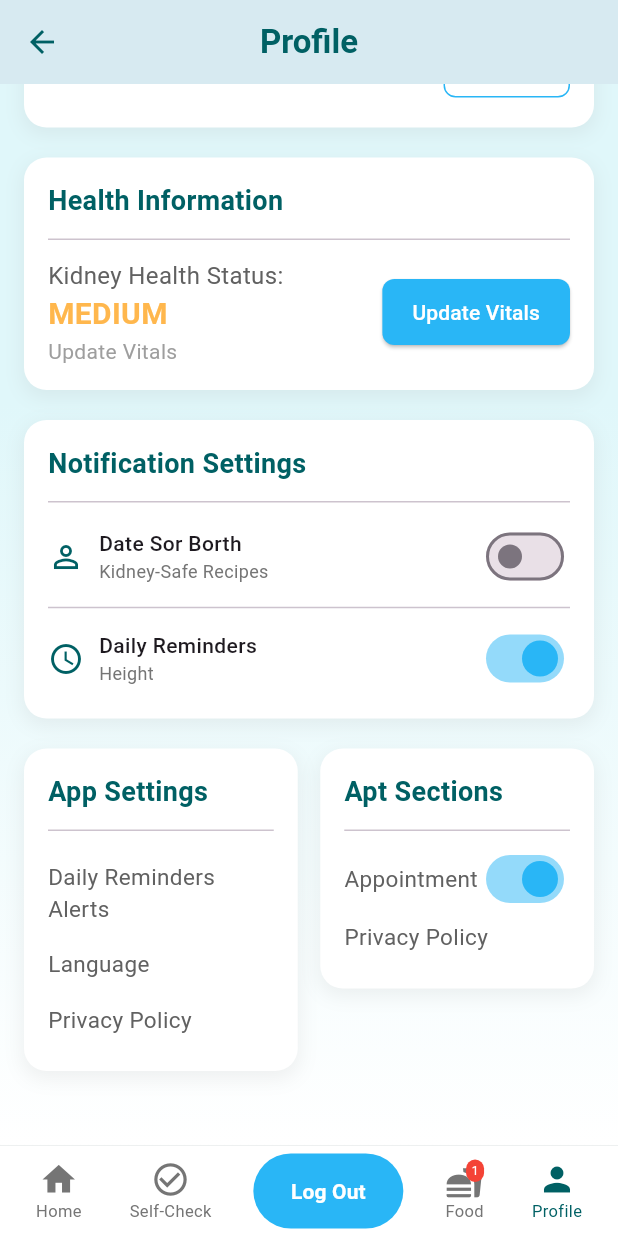
After one commit to nipuni-Gurusinghe/NephroMind-Mobile-application, a Flutter app: the DashboardScreen screen opened by its route, item 5 of the bottom bar chosen, scrolled down 479 dp, after a tap on "Update Vitals", on a phone screen of 412 x 824 dp. The commit adds this screen. Run offline on Flutter 3.47's test engine with Material 3 defaults, Android fonts, the phone set to English and light mode, and no system bars.

Commit message:
Make profile UI

```diff
--- /dev/null
+++ b/lib/ProfileScreen.dart
@@ -0,0 +1,468 @@
+import 'package:flutter/material.dart';
+
+class ProfileScreen extends StatelessWidget {
+  const ProfileScreen({super.key});
+
+  // Define colors consistent with the application's theme
+  static const Color primaryBlue = Color(0xFFE0F7FA); // Light blue background for the top section
+  static const Color darkBlueText = Color(0xFF006064); // Dark blue for titles/accents
+  static const Color accentBlue = Color(0xFF29B6F6); // Log Out/Update Vitals button color
+  static const Color accentOrange = Color(0xFFFFB74D); // Orange for "MEDIUM" risk level
+  static const Color cardBackground = Colors.white; // White card background
+
+  @override
+  Widget build(BuildContext context) {
+    return Scaffold(
+      backgroundColor: primaryBlue, // Base background color
+      appBar: AppBar(
+        backgroundColor: Colors.transparent,
+        elevation: 0,
+        leading: IconButton(
+          icon: const Icon(Icons.arrow_back, color: darkBlueText),
+          onPressed: () {
+            Navigator.of(context).pop();
+          },
+        ),
+        title: const Text(
+          'Profile',
+          style: TextStyle(
+            color: darkBlueText,
+            fontWeight: FontWeight.bold,
+            fontSize: 22,
+          ),
+        ),
+        centerTitle: true,
+      ),
+      body: Stack(
+        children: [
+          // Background fade effect (optional, matching the UI style)
+          Container(
+            decoration: const BoxDecoration(
+              gradient: LinearGradient(
+                begin: Alignment.topCenter,
+                end: Alignment.bottomCenter,
+                colors: [primaryBlue, Colors.white],
+                stops: [0.3, 1.0],
+              ),
+            ),
+          ),
+          SingleChildScrollView(
+            padding: const EdgeInsets.symmetric(horizontal: 16.0, vertical: 10.0),
+            child: Column(
+              crossAxisAlignment: CrossAxisAlignment.center,
+              children: <Widget>[
+                // --- Profile Header ---
+                const CircleAvatar(
+                  radius: 40,
+                  backgroundColor: darkBlueText,
+                  child: Icon(Icons.person, size: 50, color: Colors.white),
+                ),
+                const SizedBox(height: 10),
+                const Text(
+                  'Hello, Mr. Silva',
+                  style: TextStyle(
+                    fontSize: 24,
+                    fontWeight: FontWeight.bold,
+                    color: darkBlueText,
+                  ),
+                ),
+                const Text(
+                  'Welcome back!',
+                  style: TextStyle(
+                    fontSize: 16,
+                    color: Colors.grey,
+                  ),
+                ),
+                const SizedBox(height: 30),
+
+                // --- 1. Personal Information Card ---
+                _ProfileCard(
+                  title: 'Personal Information',
+                  children: [
+                    _InfoField(hint: 'Name', icon: Icons.person, hasDropdown: true),
+                    _InfoField(hint: 'Email', icon: Icons.email),
+                    _InfoField(hint: 'Password', icon: Icons.lock, isPassword: true, hasDropdown: true),
+                    const SizedBox(height: 10),
+                    Align(
+                      alignment: Alignment.centerRight,
+                      child: OutlinedButton(
+                        onPressed: () {},
+                        style: OutlinedButton.styleFrom(
+                          foregroundColor: accentBlue,
+                          side: const BorderSide(color: accentBlue),
+                          shape: RoundedRectangleBorder(borderRadius: BorderRadius.circular(8)),
+                          padding: const EdgeInsets.symmetric(horizontal: 30),
+                        ),
+                        child: const Text('Edit'),
+                      ),
+                    ),
+                  ],
+                ),
+                const SizedBox(height: 20),
+
+                // --- 2. Health Information Card ---
+                _ProfileCard(
+                  title: 'Health Information',
+                  children: [
+                    Row(
+                      mainAxisAlignment: MainAxisAlignment.spaceBetween,
+                      children: [
+                        Column(
+                          crossAxisAlignment: CrossAxisAlignment.start,
+                          children: [
+                            Text(
+                              'Kidney Health Status: ',
+                              style: TextStyle(fontSize: 16, color: Colors.grey[700]),
+                            ),
+                            Text(
+                              'MEDIUM',
+                              style: TextStyle(
+                                fontSize: 20,
+                                fontWeight: FontWeight.bold,
+                                color: accentOrange,
+                              ),
+                            ),
+                            const Text(
+                              'Update Vitals',
+                              style: TextStyle(fontSize: 14, color: Colors.grey),
+                            ),
+                          ],
+                        ),
+                        ElevatedButton(
+                          onPressed: () {},
+                          style: ElevatedButton.styleFrom(
+                            backgroundColor: accentBlue,
+                            shape: RoundedRectangleBorder(borderRadius: BorderRadius.circular(8)),
+                            padding: const EdgeInsets.symmetric(horizontal: 20, vertical: 12),
+                          ),
+                          child: const Text('Update Vitals', style: TextStyle(color: Colors.white)),
+                        ),
+                      ],
+                    ),
+                  ],
+                ),
+                const SizedBox(height: 20),
+
+                // --- 3. Notification Settings Card ---
+                _ProfileCard(
+                  title: 'Notification Settings',
+                  children: [
+                    _NotificationTile(
+                      label: 'Date Sor Borth',
+                      subLabel: 'Kidney-Safe Recipes',
+                      value: false, // Example default
+                      onChanged: (bool value) {},
+                      icon: Icons.person_outline,
+                    ),
+                    const Divider(height: 20),
+                    _NotificationTile(
+                      label: 'Daily Reminders',
+                      subLabel: 'Height',
+                      value: true, // Example default
+                      onChanged: (bool value) {},
+                      icon: Icons.access_time,
+                    ),
+                  ],
+                ),
+                const SizedBox(height: 20),
+
+                // --- 4. App Settings and Apt Sections ---
+                Row(
+                  crossAxisAlignment: CrossAxisAlignment.start,
+                  children: [
+                    Expanded(
+                      child: _ProfileCard(
+                        title: 'App Settings',
+                        children: [
+                          _SmallSettingItem(label: 'Daily Reminders Alerts'),
+                          _SmallSettingItem(label: 'Language'),
+                          _SmallSettingItem(label: 'Privacy Policy'),
+                        ],
+                      ),
+                    ),
+                    const SizedBox(width: 15),
+                    Expanded(
+                      child: _ProfileCard(
+                        title: 'Apt Sections',
+                        children: [
+                          _ToggleSettingItem(label: 'Appointment', value: true, onChanged: (v){}),
+                          _SmallSettingItem(label: 'Privacy Policy'),
+                        ],
+                      ),
+                    ),
+                  ],
+                ),
+                const SizedBox(height: 40),
+              ],
+            ),
+          ),
+        ],
+      ),
+      bottomNavigationBar: _ProfileBottomNavBar(accentBlue: accentBlue),
+    );
+  }
+}
+
+// --- Reusable Sub-Widgets ---
+
+class _ProfileCard extends StatelessWidget {
+  final String title;
+  final List<Widget> children;
+
+  const _ProfileCard({required this.title, required this.children});
+
+  @override
+  Widget build(BuildContext context) {
+    return Container(
+      padding: const EdgeInsets.all(16.0),
+      decoration: BoxDecoration(
+        color: ProfileScreen.cardBackground,
+        borderRadius: BorderRadius.circular(15.0),
+        boxShadow: [
+          BoxShadow(
+            color: Colors.grey.withOpacity(0.15),
+            spreadRadius: 1,
+            blurRadius: 10,
+            offset: const Offset(0, 4),
+          ),
+        ],
+      ),
+      child: Column(
+        crossAxisAlignment: CrossAxisAlignment.start,
+        children: [
+          Text(
+            title,
+            style: const TextStyle(
+              fontSize: 18,
+              fontWeight: FontWeight.bold,
+              color: ProfileScreen.darkBlueText,
+            ),
+          ),
+          const Divider(height: 25, thickness: 1),
+          ...children,
+        ],
+      ),
+    );
+  }
+}
+
+class _InfoField extends StatelessWidget {
+  final String hint;
+  final IconData icon;
+  final bool isPassword;
+  final bool hasDropdown;
+
+  const _InfoField({
+    required this.hint,
+    required this.icon,
+    this.isPassword = false,
+    this.hasDropdown = false,
+  });
+
+  @override
+  Widget build(BuildContext context) {
+    return Padding(
+      padding: const EdgeInsets.only(bottom: 12.0),
+      child: TextField(
+        obscureText: isPassword,
+        decoration: InputDecoration(
+          hintText: hint,
+          suffixIcon: hasDropdown ? const Icon(Icons.keyboard_arrow_down) : null,
+          filled: true,
+          fillColor: Colors.grey[50],
+          border: OutlineInputBorder(
+            borderRadius: BorderRadius.circular(8.0),
+            borderSide: BorderSide.none,
+          ),
+          contentPadding: const EdgeInsets.symmetric(horizontal: 16, vertical: 12),
+        ),
+      ),
+    );
+  }
+}
+
+class _NotificationTile extends StatelessWidget {
+  final String label;
+  final String subLabel;
+  final bool value;
+  final ValueChanged<bool> onChanged;
+  final IconData icon;
+
+  const _NotificationTile({
+    required this.label,
+    required this.subLabel,
+    required this.value,
+    required this.onChanged,
+    required this.icon,
+  });
+
+  @override
+  Widget build(BuildContext context) {
+    return Row(
+      mainAxisAlignment: MainAxisAlignment.spaceBetween,
+      children: [
+        Icon(icon, color: ProfileScreen.darkBlueText),
+        const SizedBox(width: 10),
+        Expanded(
+          child: Column(
+            crossAxisAlignment: CrossAxisAlignment.start,
+            children: [
+              Text(label, style: const TextStyle(fontSize: 14, fontWeight: FontWeight.w500)),
+              Text(subLabel, style: TextStyle(fontSize: 12, color: Colors.grey[600])),
+            ],
+          ),
+        ),
+        Switch(
+          value: value,
+          onChanged: onChanged,
+          activeColor: ProfileScreen.accentBlue,
+        ),
+      ],
+    );
+  }
+}
+
+class _SmallSettingItem extends StatelessWidget {
+  final String label;
+
+  const _SmallSettingItem({required this.label});
+
+  @override
+  Widget build(BuildContext context) {
+    return Padding(
+      padding: const EdgeInsets.symmetric(vertical: 8.0),
+      child: Text(
+        label,
+        style: TextStyle(fontSize: 15, color: Colors.grey[700]),
+      ),
+    );
+  }
+}
+
+class _ToggleSettingItem extends StatelessWidget {
+  final String label;
+  final bool value;
+  final ValueChanged<bool> onChanged;
+
+  const _ToggleSettingItem({required this.label, required this.value, required this.onChanged});
+
+  @override
+  Widget build(BuildContext context) {
+    return Row(
+      mainAxisAlignment: MainAxisAlignment.spaceBetween,
+      children: [
+        Text(label, style: TextStyle(fontSize: 15, color: Colors.grey[700])),
+        Switch(
+          value: value,
+          onChanged: onChanged,
+          activeColor: ProfileScreen.accentBlue,
+          materialTapTargetSize: MaterialTapTargetSize.shrinkWrap,
+        ),
+      ],
+    );
+  }
+}
+
+class _ProfileBottomNavBar extends StatelessWidget {
+  final Color accentBlue;
+
+  const _ProfileBottomNavBar({required this.accentBlue});
+
+  @override
+  Widget build(BuildContext context) {
+    return Container(
+      decoration: const BoxDecoration(
+        color: Colors.white,
+        border: Border(top: BorderSide(color: Colors.grey, width: 0.1)),
+      ),
+      padding: const EdgeInsets.symmetric(vertical: 5.0, horizontal: 8.0),
+      child: Row(
+        mainAxisAlignment: MainAxisAlignment.spaceAround,
+        children: [
+          _NavBarItem(icon: Icons.home, label: 'Home', isSelected: false),
+          _NavBarItem(icon: Icons.check_circle_outline, label: 'Self-Check', isSelected: false),
+          // Custom Log Out Button
+          Container(
+            height: 50,
+            width: 100,
+            decoration: BoxDecoration(
+              color: accentBlue,
+              borderRadius: BorderRadius.circular(25),
+            ),
+            child: TextButton(
+              onPressed: () {},
+              child: const Text(
+                'Log Out',
+                style: TextStyle(color: Colors.white, fontWeight: FontWeight.bold),
+              ),
+            ),
+          ),
+          _NavBarItem(icon: Icons.fastfood, label: 'Food', isSelected: false, notificationCount: 1),
+          _NavBarItem(icon: Icons.person, label: 'Profile', isSelected: true),
+        ],
+      ),
+    );
+  }
+}
+
+class _NavBarItem extends StatelessWidget {
+  final IconData icon;
+  final String label;
+  final bool isSelected;
+  final int notificationCount;
+
+  const _NavBarItem({
+    required this.icon,
+    required this.label,
+    required this.isSelected,
+    this.notificationCount = 0,
+  });
+
+  @override
+  Widget build(BuildContext context) {
+    final color = isSelected ? ProfileScreen.darkBlueText : Colors.grey[600];
+
+    return InkWell(
+      onTap: () {
+        // Handle navigation
+      },
+      child: Padding(
+        padding: const EdgeInsets.symmetric(horizontal: 4.0),
+        child: Column(
+          mainAxisSize: MainAxisSize.min,
+          children: [
+            Stack(
+              children: [
+                Icon(icon, color: color, size: 26),
+                if (notificationCount > 0)
+                  Positioned(
+                    right: 0,
+                    child: Container(
+                      padding: const EdgeInsets.all(2),
+                      decoration: BoxDecoration(
+                        color: Colors.red,
+                        borderRadius: BorderRadius.circular(6),
+                      ),
+                      constraints: const BoxConstraints(minWidth: 12, minHeight: 12),
+                      child: Text(
+                        '$notificationCount',
+                        style: const TextStyle(
+                          color: Colors.white,
+                          fontSize: 8,
+                        ),
+                        textAlign: TextAlign.center,
+                      ),
+                    ),
+                  ),
+              ],
+            ),
+            Text(
+              label,
+              style: TextStyle(color: color, fontSize: 11),
+            ),
+          ],
+        ),
+      ),
+    );
+  }
+}
--- a/lib/dashboard_screen.dart
+++ b/lib/dashboard_screen.dart
@@ -1,6 +1,7 @@
 import 'package:flutter/material.dart';
 import 'package:flutter/material.dart';
 import 'WaterInside.dart';
+import 'ProfileScreen.dart'; // <-- Add this
 // ... rest of the imports
 
 class DashboardScreen extends StatelessWidget {
@@ -293,6 +294,12 @@ class DashboardScreen extends StatelessWidget {
         backgroundColor: Colors.white,
         currentIndex: 0, // Assuming Home is the initial selected tab
         onTap: (index) {
+          if (index == 4) { // Index 4 is the Profile tab
+            Navigator.push(
+              context,
+              MaterialPageRoute(builder: (context) => const ProfileScreen()),
+            );
+          }
           // Handle navigation here
         },
         items: const [
```
